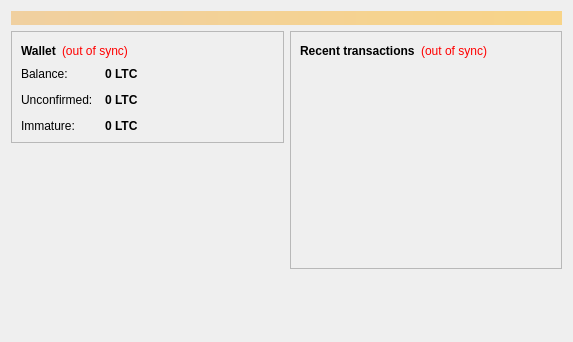
First picture: the form in src/qt/forms/overviewpage.ui, repository koheihamada/hamacoin, before the edit.
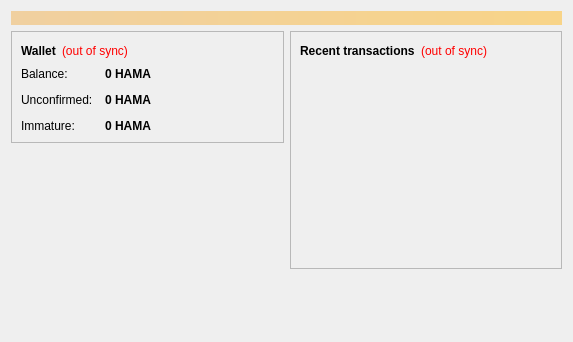
Second picture: the form after the edit.

Commit message: change lite to hama

What changed in the file:
```diff
--- a/src/qt/forms/overviewpage.ui
+++ b/src/qt/forms/overviewpage.ui
@@ -122,7 +122,7 @@
                <string>Your current balance</string>
               </property>
               <property name="text">
-               <string notr="true">0 LTC</string>
+               <string notr="true">0 HAMA</string>
               </property>
               <property name="textInteractionFlags">
                <set>Qt::LinksAccessibleByMouse|Qt::TextSelectableByKeyboard|Qt::TextSelectableByMouse</set>
@@ -151,7 +151,7 @@
                <string>Total of transactions that have yet to be confirmed, and do not yet count toward the current balance</string>
               </property>
               <property name="text">
-               <string notr="true">0 LTC</string>
+               <string notr="true">0 HAMA</string>
               </property>
               <property name="textInteractionFlags">
                <set>Qt::LinksAccessibleByMouse|Qt::TextSelectableByKeyboard|Qt::TextSelectableByMouse</set>
@@ -177,7 +177,7 @@
                <string>Mined balance that has not yet matured</string>
               </property>
               <property name="text">
-               <string notr="true">0 LTC</string>
+               <string notr="true">0 HAMA</string>
               </property>
               <property name="textInteractionFlags">
                <set>Qt::LinksAccessibleByMouse|Qt::TextSelectableByKeyboard|Qt::TextSelectableByMouse</set>
```
Left out of the diff: 4 changed lines with no effect on the pictures. The commit also changes 113 other files.
